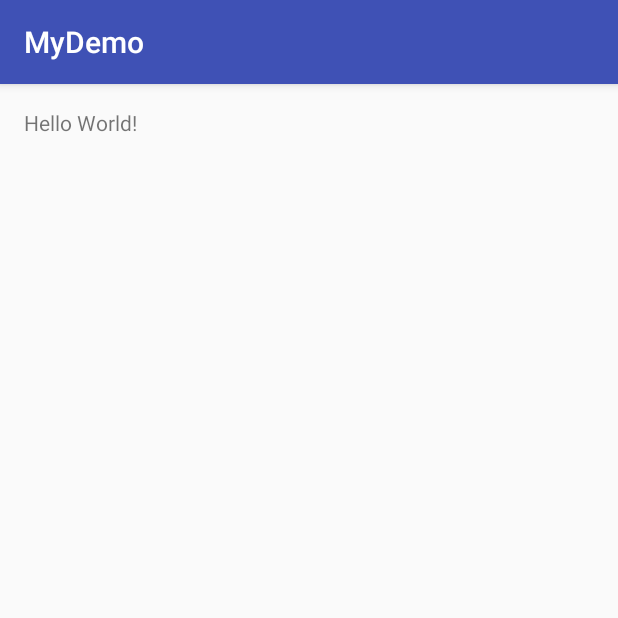
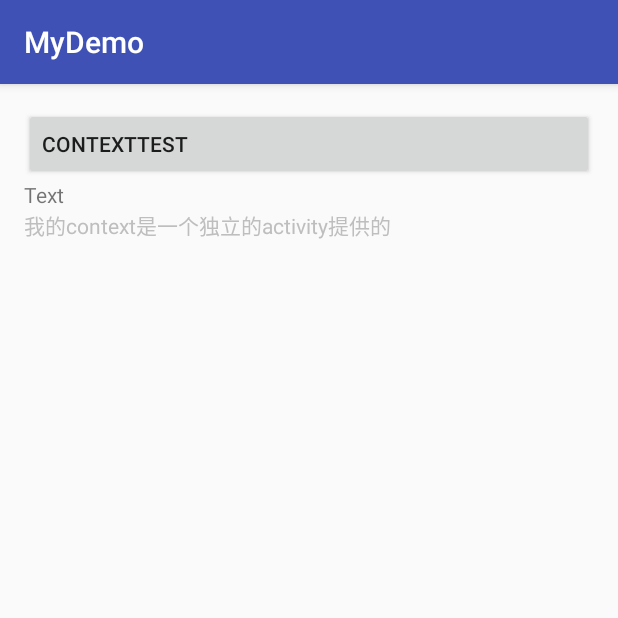
Before and after one commit to wytiger/MyDemo, an Android app: the screen it shows after launch (MainActivity), on a phone screen of 412 x 824 dp, the top half of it. Run offline under Robolectric (Android 15) with nearby library versions, the phone set to English and light mode, and no system bars.

Commit message:
context测试中

```diff
--- /dev/null
+++ b/app/src/main/java/com/wytiger/mydemo/GlobalActivity.java
@@ -0,0 +1,29 @@
+package com.wytiger.mydemo;
+
+import android.app.Activity;
+import android.content.Intent;
+import android.os.Bundle;
+import android.util.Log;
+
+/**
+ * 需要设置透明主题
+ */
+public class GlobalActivity extends Activity {
+    public static GlobalActivity instance;
+    String TAG = "GlobalActivity";
+
+    @Override
+    protected void onCreate(Bundle savedInstanceState) {
+        super.onCreate(savedInstanceState);
+        setContentView(R.layout.activity_global);
+        instance = this;
+        startActivity(new Intent(this, MainActivity.class));
+        Log.e(TAG, "onCreate");
+    }
+
+    @Override
+    protected void onDestroy() {
+        Log.e(TAG, "onDestroy");
+        super.onDestroy();
+    }
+}
--- a/app/src/main/java/com/wytiger/mydemo/MainActivity.java
+++ b/app/src/main/java/com/wytiger/mydemo/MainActivity.java
@@ -1,7 +1,12 @@
 package com.wytiger.mydemo;
 
+import android.app.AlertDialog;
+import android.content.DialogInterface;
+import android.os.Bundle;
 import android.support.v7.app.AppCompatActivity;
-import android.os.Bundle;
+import android.widget.LinearLayout;
+import android.widget.TextView;
+import android.widget.Toast;
 
 public class MainActivity extends AppCompatActivity {
 
@@ -9,5 +14,39 @@ public class MainActivity extends AppCompatActivity {
     protected void onCreate(Bundle savedInstanceState) {
         super.onCreate(savedInstanceState);
         setContentView(R.layout.activity_main);
+
+        LinearLayout activity_main = (LinearLayout) findViewById(R.id.activity_main);
+        TextView tvText = new TextView(GlobalActivity.instance);
+        tvText.setText("我的context是一个独立的activity提供的");
+        activity_main.addView(tvText);
+
+        showDialog();
+    }
+
+    private void showDialog() {
+        AlertDialog.Builder builder = new AlertDialog.Builder(this);
+        builder.setTitle("普通对话框的标题");
+        builder.setMessage("这是一个普通对话框的内容");
+        builder.setNegativeButton("取消", new DialogInterface.OnClickListener() {
+            @Override
+            public void onClick(DialogInterface dialog, int which) {
+                Toast.makeText(MainActivity.this, "取消", Toast.LENGTH_LONG).show();
+            }
+        });
+        builder.setPositiveButton("确定", new DialogInterface.OnClickListener() {
+            @Override
+            public void onClick(DialogInterface dialog, int which) {
+                Toast.makeText(MainActivity.this, "确定", Toast.LENGTH_LONG).show();
+            }
+        });
+        AlertDialog dialog = builder.create();
+        dialog.show();
+    }
+
+    @Override
+    protected void onDestroy() {
+        super.onDestroy();
+        //销毁
+        GlobalActivity.instance.finish();
     }
 }
--- a/app/src/main/res/layout/activity_main.xml
+++ b/app/src/main/res/layout/activity_main.xml
@@ -1,17 +1,28 @@
 <?xml version="1.0" encoding="utf-8"?>
-<RelativeLayout xmlns:android="http://schemas.android.com/apk/res/android"
+<LinearLayout xmlns:android="http://schemas.android.com/apk/res/android"
     xmlns:tools="http://schemas.android.com/tools"
     android:id="@+id/activity_main"
     android:layout_width="match_parent"
     android:layout_height="match_parent"
+    android:orientation="vertical"
     android:paddingBottom="@dimen/activity_vertical_margin"
     android:paddingLeft="@dimen/activity_horizontal_margin"
     android:paddingRight="@dimen/activity_horizontal_margin"
     android:paddingTop="@dimen/activity_vertical_margin"
     tools:context="com.wytiger.mydemo.MainActivity">
 
+    <Button
+        android:id="@+id/btnContext"
+        android:layout_width="match_parent"
+        android:layout_height="wrap_content"
+        android:gravity="center_vertical"
+        android:text="ContextTest" />
+
     <TextView
-        android:layout_width="wrap_content"
+        android:layout_width="match_parent"
         android:layout_height="wrap_content"
-        android:text="Hello World!" />
-</RelativeLayout>
+        android:gravity="center_vertical"
+        android:text="Text" />
+
+
+</LinearLayout>
```
Also changed, not shown: app/src/main/AndroidManifest.xml (+9 -1 lines), app/src/main/res/layout/activity_global.xml (added, +19 -0 lines).
